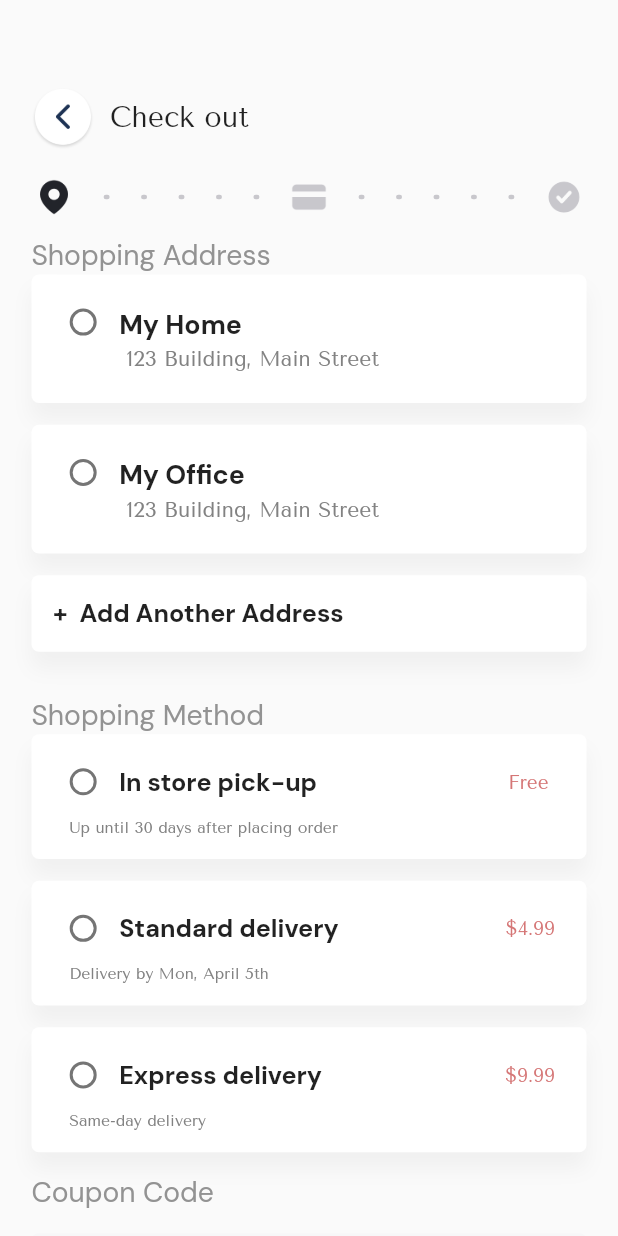
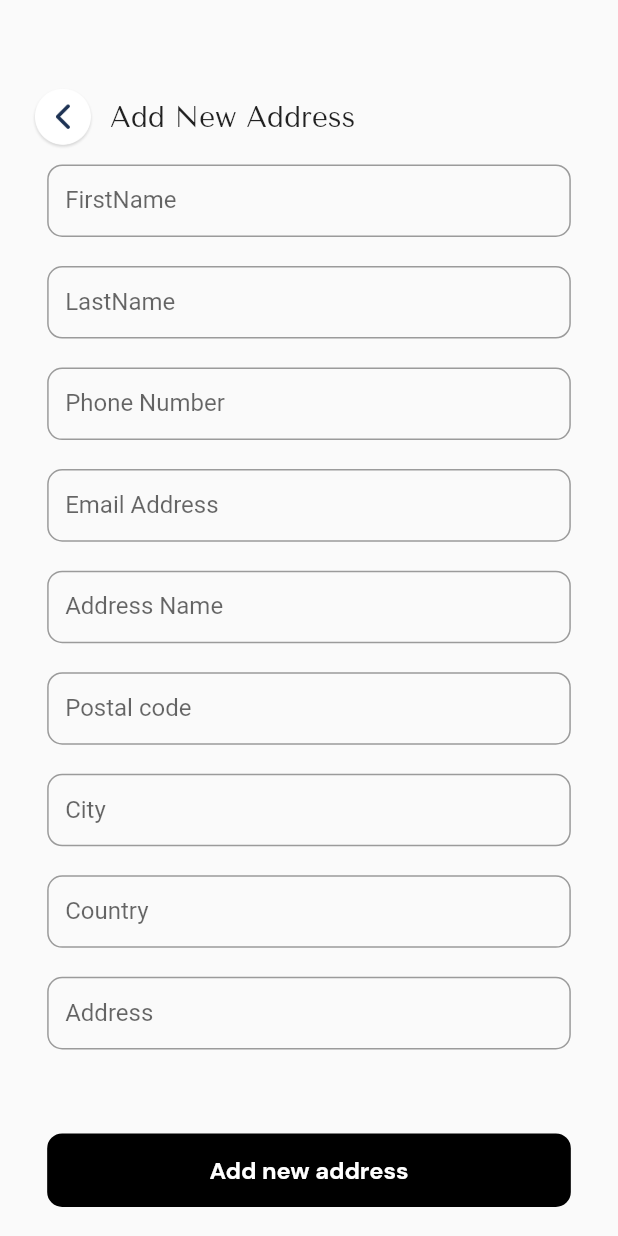
Before and after one commit to Mahmoudmnb/ShopApp, a Flutter app: the CheckOutScreen1 screen opened directly, after a tap on an icon or button, on a phone screen of 412 x 824 dp. Run offline on Flutter 3.47's test engine with Material 2 defaults, Android fonts, the phone set to English and light mode, and no system bars; our stand-ins replace flutter_bloc, flutter_screenutil, get_it, google_fonts, internet_connection_checker, shared_preferences and 5 more; accounts and stored records are empty.

Commit message:
fix in check out and create 'Add New Address'

```diff
--- a/lib/featurs/main_page/featurs/check_out/cubit/check_out_cubit.dart
+++ b/lib/featurs/main_page/featurs/check_out/cubit/check_out_cubit.dart
@@ -5,9 +5,9 @@ part 'check_out_state.dart';
 class CheckOutCubit extends Cubit<CheckOutState> {
   CheckOutCubit() : super(CheckOutInitial());
   static CheckOutCubit get(context) => BlocProvider.of(context);
-  String selectAddress = '';
-  String selectPayment = '';
-  String selectMethod = '';
+  String selectAddress = 'My Home';
+  String selectMethod = 'In store pick-up';
+  String selectPayment = 'Credit Card';
   changeAddress(String address) {
     selectAddress = address;
     emit(ChangeAddressState());
--- /dev/null
+++ b/lib/featurs/main_page/featurs/check_out/screens/add_another_address.dart
@@ -0,0 +1,113 @@
+import 'package:flutter/material.dart';
+import 'package:flutter_screenutil/flutter_screenutil.dart';
+
+class AddNewAddress extends StatefulWidget {
+  const AddNewAddress({super.key});
+
+  @override
+  State<AddNewAddress> createState() => _AddNewAddressState();
+}
+
+class _AddNewAddressState extends State<AddNewAddress> {
+  TextEditingController firstNameController = TextEditingController();
+  TextEditingController lastNameController = TextEditingController();
+  TextEditingController phoneNuberController = TextEditingController();
+  TextEditingController emailAddressController = TextEditingController();
+  TextEditingController addressNameController = TextEditingController();
+  TextEditingController postalCodeController = TextEditingController();
+  TextEditingController cityController = TextEditingController();
+  TextEditingController countryController = TextEditingController();
+  TextEditingController addressController = TextEditingController();
+  @override
+  void dispose() {
+    super.dispose();
+    firstNameController.dispose();
+    lastNameController.dispose();
+    phoneNuberController.dispose();
+    emailAddressController.dispose();
+    addressNameController.dispose();
+    postalCodeController.dispose();
+    cityController.dispose();
+    countryController.dispose();
+    addressController.dispose();
+  }
+
+  @override
+  Widget build(BuildContext context) {
+    return Scaffold(
+      body: Container(
+        padding: EdgeInsets.only(left: 20.w, right: 20.w, top: 60.h),
+        child: Column(children: [
+          Row(
+            children: [
+              GestureDetector(
+                  onTap: () {
+                    Navigator.of(context).pop();
+                  },
+                  child: Image(
+                    height: 40.w,
+                    width: 40.w,
+                    image: const AssetImage("assets/images/backicon.png"),
+                  )),
+              SizedBox(
+                width: 10.w,
+              ),
+              Text(
+                "Add New Address",
+                style: TextStyle(
+                    fontSize: 18.sp,
+                    fontFamily: 'Tenor Sans',
+                    fontWeight: FontWeight.w500),
+              )
+            ],
+          ),
+          Expanded(
+              child: ListView(
+            physics: const BouncingScrollPhysics(),
+            children: [
+              buildTextFeild('FirstName', firstNameController),
+              buildTextFeild('LastName', lastNameController),
+              buildTextFeild('Phone Number', phoneNuberController),
+              buildTextFeild('Email Address', emailAddressController),
+              buildTextFeild('Address Name', addressNameController),
+              buildTextFeild('Postal code', postalCodeController),
+              buildTextFeild('City', cityController),
+              buildTextFeild('Country', countryController),
+              buildTextFeild('Address', addressController),
+            ],
+          )),
+          Container(
+            margin: EdgeInsets.only(left: 10.w, right: 10.w, bottom: 20.h),
+            width: double.infinity,
+            padding: EdgeInsets.symmetric(vertical: 15.h),
+            decoration: BoxDecoration(
+                color: Colors.black, borderRadius: BorderRadius.circular(10)),
+            child: Text(
+              "Add new address",
+              textAlign: TextAlign.center,
+              style: TextStyle(
+                  fontSize: 15.sp,
+                  color: Colors.white,
+                  fontWeight: FontWeight.bold,
+                  fontFamily: "DM Sans"),
+            ),
+          ),
+        ]),
+      ),
+    );
+  }
+
+  Widget buildTextFeild(String title, TextEditingController controller) {
+    return Container(
+      margin: EdgeInsets.symmetric(horizontal: 10.w, vertical: 10.h),
+      height: 50.h,
+      child: TextField(
+        controller: controller,
+        decoration: InputDecoration(
+            label: Text(title),
+            border:
+                OutlineInputBorder(borderRadius: BorderRadius.circular(10))),
+      ),
+    );
+  }
+}
--- a/lib/featurs/main_page/featurs/check_out/screens/first_step.dart
+++ b/lib/featurs/main_page/featurs/check_out/screens/first_step.dart
@@ -1,5 +1,6 @@
 import 'package:flutter/material.dart';
 import 'package:flutter_screenutil/flutter_screenutil.dart';
+import 'package:shop_app/featurs/main_page/featurs/check_out/screens/add_another_address.dart';
 
 import '../../profile/model/shopping_address_model.dart';
 import '../widget/check_out_address.dart';
@@ -20,11 +21,11 @@ class CheckOutScreen1 extends StatelessWidget {
           title: 'My Office', description: " 123 Building, Main Street"),
     ];
     return Scaffold(
-      body: SingleChildScrollView(
-        child: Container(
+      body: Column(
+        children: [
+          Container(
             padding: EdgeInsets.only(left: 20.w, right: 20.w, top: 60.h),
-          child: Column(children: [
-            Row(
+            child: Row(
               children: [
                 GestureDetector(
                     onTap: () {
@@ -44,6 +45,13 @@ class CheckOutScreen1 extends StatelessWidget {
                 )
               ],
             ),
+          ),
+          Expanded(
+            child: SingleChildScrollView(
+              physics: const BouncingScrollPhysics(),
+              child: Container(
+                padding: EdgeInsets.only(left: 20.w, right: 20.w),
+                child: Column(children: [
                   SizedBox(
                     height: 20.h,
                   ),
@@ -52,21 +60,8 @@ class CheckOutScreen1 extends StatelessWidget {
                       const Spacer(),
                       Image(
                           height: 25.h,
-                    image: const AssetImage('assets/images/location.png')),
-                SizedBox(
-                  width: 10.w,
-                ),
-                const Point(),
-                const Point(),
-                const Point(),
-                const Point(),
-                const Point(),
-                SizedBox(
-                  width: 10.w,
-                ),
-                Image(
-                    height: 25.h,
-                    image: const AssetImage('assets/images/greycard.png')),
+                          image:
+                              const AssetImage('assets/images/location.png')),
                       SizedBox(
                         width: 10.w,
                       ),
@@ -81,7 +76,22 @@ class CheckOutScreen1 extends StatelessWidget {
                       Image(
                           height: 25.h,
                           image:
-                        const AssetImage('assets/images/grey_check_out.png')),
+                              const AssetImage('assets/images/greycard.png')),
+                      SizedBox(
+                        width: 10.w,
+                      ),
+                      const Point(),
+                      const Point(),
+                      const Point(),
+                      const Point(),
+                      const Point(),
+                      SizedBox(
+                        width: 10.w,
+                      ),
+                      Image(
+                          height: 25.h,
+                          image: const AssetImage(
+                              'assets/images/grey_check_out.png')),
                       const Spacer(),
                     ],
                   ),
@@ -99,9 +109,8 @@ class CheckOutScreen1 extends StatelessWidget {
                   ListView.separated(
                     shrinkWrap: true,
                     physics: const BouncingScrollPhysics(),
-              separatorBuilder: (context, index) => SizedBox(
-                height: 15.h,
-              ),
+                    separatorBuilder: (context, index) =>
+                        SizedBox(height: 15.h),
                     itemCount: addressInfo.length,
                     itemBuilder: (BuildContext context, int index) {
                       return CheckOutAddressCard(
@@ -110,17 +119,25 @@ class CheckOutScreen1 extends StatelessWidget {
                     },
                   ),
                   GestureDetector(
-              onTap: () {},
+                    onTap: () {
+                      Navigator.of(context).push(MaterialPageRoute(
+                        builder: (context) => const AddNewAddress(),
+                      ));
+                    },
                     child: Container(
                       width: double.infinity,
                       margin: EdgeInsets.symmetric(vertical: 15.h),
-                padding: EdgeInsets.symmetric(horizontal: 10.w, vertical: 15.h),
-                decoration: BoxDecoration(boxShadow: [
+                      padding: EdgeInsets.symmetric(
+                          horizontal: 10.w, vertical: 15.h),
+                      decoration: BoxDecoration(
+                          boxShadow: [
                             BoxShadow(
                                 offset: const Offset(0, 11),
                                 blurRadius: 11,
                                 color: Colors.black.withOpacity(0.04))
-                ], color: Colors.white, borderRadius: BorderRadius.circular(5)),
+                          ],
+                          color: Colors.white,
+                          borderRadius: BorderRadius.circular(5)),
                       child: Text(
                         " +  Add Another Address",
                         style: TextStyle(
@@ -132,7 +149,7 @@ class CheckOutScreen1 extends StatelessWidget {
                     ),
                   ),
                   Container(
-              margin: EdgeInsets.only(top: 16.h),
+                    margin: EdgeInsets.only(top: 8.h, bottom: 8.h),
                     width: double.infinity,
                     child: Text(
                       "Shopping Method",
@@ -195,6 +212,9 @@ class CheckOutScreen1 extends StatelessWidget {
                 ]),
               ),
             ),
+          ),
+        ],
+      ),
     );
   }
 }
--- a/lib/featurs/main_page/featurs/check_out/screens/second_step.dart
+++ b/lib/featurs/main_page/featurs/check_out/screens/second_step.dart
@@ -16,13 +16,11 @@ class CheckOutScreen2 extends StatelessWidget {
     List<String> payment = ['Credit Card', 'Paypal', 'Visa', 'Google play'];
     return Scaffold(
       backgroundColor: Colors.white,
-      body: SingleChildScrollView(
-        child: Column(
+      body: Column(
         children: [
           Container(
             padding: EdgeInsets.only(left: 20.w, right: 20.w, top: 60.h),
-              child: Column(children: [
-                Row(
+            child: Row(
               children: [
                 GestureDetector(
                     onTap: () {
@@ -38,11 +36,19 @@ class CheckOutScreen2 extends StatelessWidget {
                 ),
                 Text(
                   "Check out",
-                      style:
-                          TextStyle(fontSize: 18.sp, fontFamily: 'Tenor Sans'),
+                  style: TextStyle(fontSize: 18.sp, fontFamily: 'Tenor Sans'),
                 )
               ],
             ),
+          ),
+          Expanded(
+            child: SingleChildScrollView(
+              physics: const BouncingScrollPhysics(),
+              child: Column(
+                children: [
+                  Container(
+                    padding: EdgeInsets.only(left: 20.w, right: 20.w),
+                    child: Column(children: [
                       SizedBox(
                         height: 15.h,
                       ),
@@ -51,7 +57,8 @@ class CheckOutScreen2 extends StatelessWidget {
                           const Spacer(),
                           Image(
                               height: 24.h,
-                        image: const AssetImage('assets/images/location.png')),
+                              image: const AssetImage(
+                                  'assets/images/location.png')),
                           SizedBox(
                             width: 10.w,
                           ),
@@ -65,7 +72,8 @@ class CheckOutScreen2 extends StatelessWidget {
                           ),
                           Image(
                               height: 18.h,
-                        image: const AssetImage('assets/images/card.png')),
+                              image:
+                                  const AssetImage('assets/images/card.png')),
                           SizedBox(
                             width: 10.w,
                           ),
@@ -175,7 +183,8 @@ class CheckOutScreen2 extends StatelessWidget {
                       ));
                     },
                     child: Container(
-                margin: EdgeInsets.symmetric(vertical: 24.h, horizontal: 25.w),
+                      margin: EdgeInsets.symmetric(
+                          vertical: 24.h, horizontal: 25.w),
                       width: double.infinity,
                       padding: EdgeInsets.symmetric(
                         vertical: 13.h,
@@ -197,6 +206,9 @@ class CheckOutScreen2 extends StatelessWidget {
                 ],
               ),
             ),
+          ),
+        ],
+      ),
     );
   }
 }
--- a/lib/featurs/main_page/featurs/check_out/screens/third_step.dart
+++ b/lib/featurs/main_page/featurs/check_out/screens/third_step.dart
@@ -1,8 +1,8 @@
 import 'package:flutter/material.dart';
 import 'package:flutter_screenutil/flutter_screenutil.dart';
+import 'package:shop_app/featurs/main_page/main_page.dart';
 
 import '../widget/point.dart';
-import 'first_step.dart';
 
 class CheckOutScreen3 extends StatelessWidget {
   const CheckOutScreen3({super.key});
@@ -105,7 +105,7 @@ class CheckOutScreen3 extends StatelessWidget {
             onTap: () {
               Navigator.of(context).pushAndRemoveUntil(
                   MaterialPageRoute(
-                    builder: (context) => const CheckOutScreen1(),
+                    builder: (context) => const MainPage(),
                   ),
                   (route) => false);
             },
--- a/lib/featurs/main_page/featurs/check_out/widget/check_out_address.dart
+++ b/lib/featurs/main_page/featurs/check_out/widget/check_out_address.dart
@@ -27,7 +27,7 @@ class CheckOutAddressCard extends StatelessWidget {
           ], color: Colors.white, borderRadius: BorderRadius.circular(5)),
           child: MaterialButton(
             padding: EdgeInsets.only(
-                left: 10.w, top: 8.h, right: 20.w, bottom: 16.h),
+                left: 10.w, right: 20.w, bottom: 16.h),
             onPressed: () {
               cubit.changeAddress(title);
             },
```
Also changed, not shown: assets/images/check-circle.png (added). Lines whose indentation alone changed are shown as unchanged.
